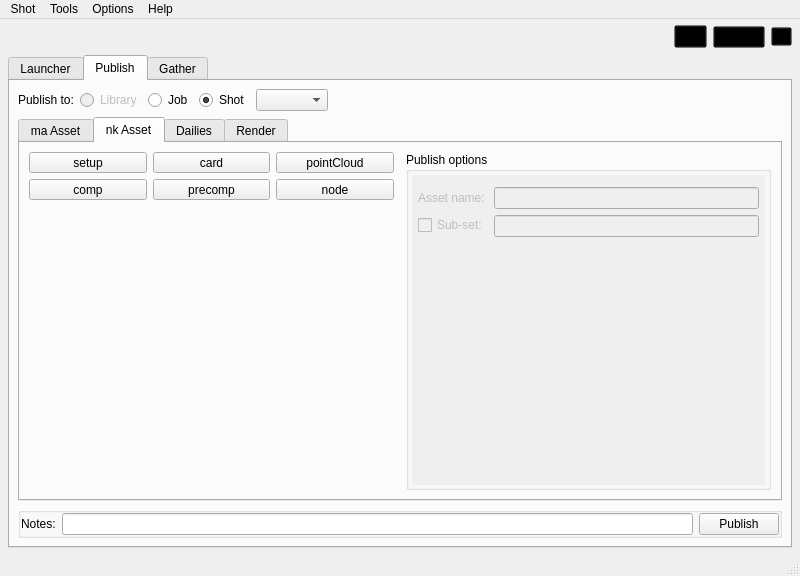
First picture: the form in core/ui/icarus_ui.ui, repository mjbonnington/icarus-gps, before the edit.
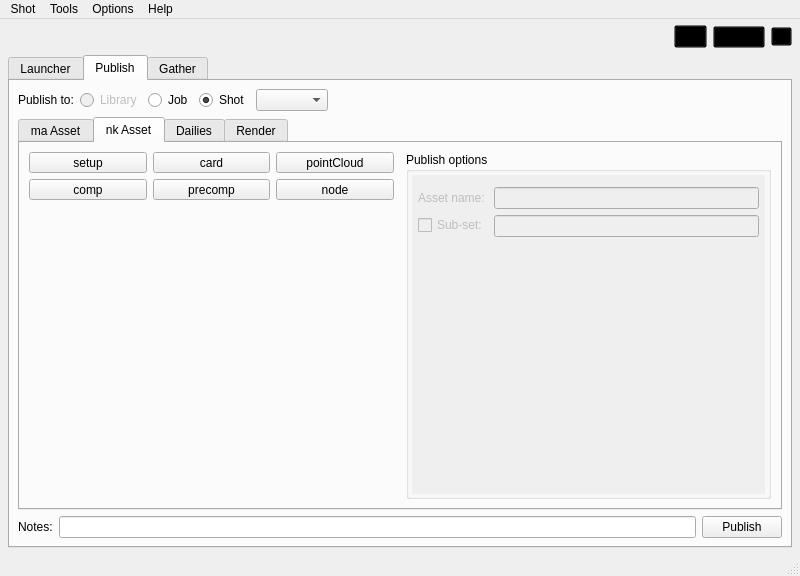
Second picture: the form after the edit. The open tabs and pages were chosen to show the change. Icons and pictures are not drawn.

```diff
--- a/core/ui/icarus_ui.ui
+++ b/core/ui/icarus_ui.ui
@@ -1974,8 +1974,8 @@
                    <rect>
                     <x>0</x>
                     <y>0</y>
-                    <width>136</width>
-                    <height>70</height>
+                    <width>355</width>
+                    <height>329</height>
                    </rect>
                   </property>
                   <layout class="QVBoxLayout" name="verticalLayout_8">
@@ -2430,7 +2430,7 @@
          </widget>
         </item>
         <item>
-         <widget class="QGroupBox" name="notes_groupBox">
+         <widget class="QFrame" name="notes_frame">
           <property name="enabled">
            <bool>true</bool>
           </property>
@@ -2440,13 +2440,16 @@
             <verstretch>0</verstretch>
            </sizepolicy>
           </property>
-          <property name="title">
-           <string/>
+          <property name="frameShape">
+           <enum>QFrame::NoFrame</enum>
           </property>
-          <property name="flat">
-           <bool>true</bool>
+          <property name="frameShadow">
+           <enum>QFrame::Plain</enum>
           </property>
-          <layout class="QHBoxLayout" name="horizontalLayout_7">
+          <property name="lineWidth">
+           <number>0</number>
+          </property>
+          <layout class="QHBoxLayout" name="notes_horizontalLayout">
            <property name="leftMargin">
             <number>0</number>
            </property>
```
Left out of the diff: 25 changed lines with no effect on the pictures.
